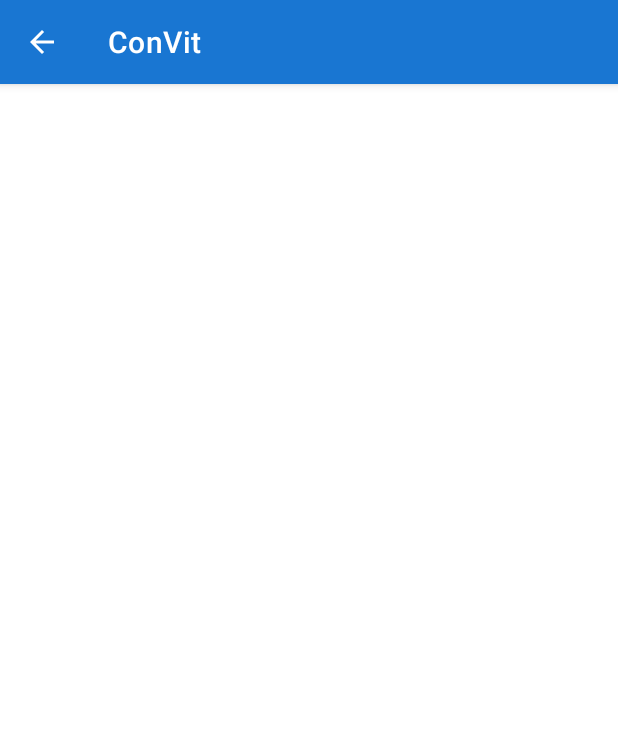
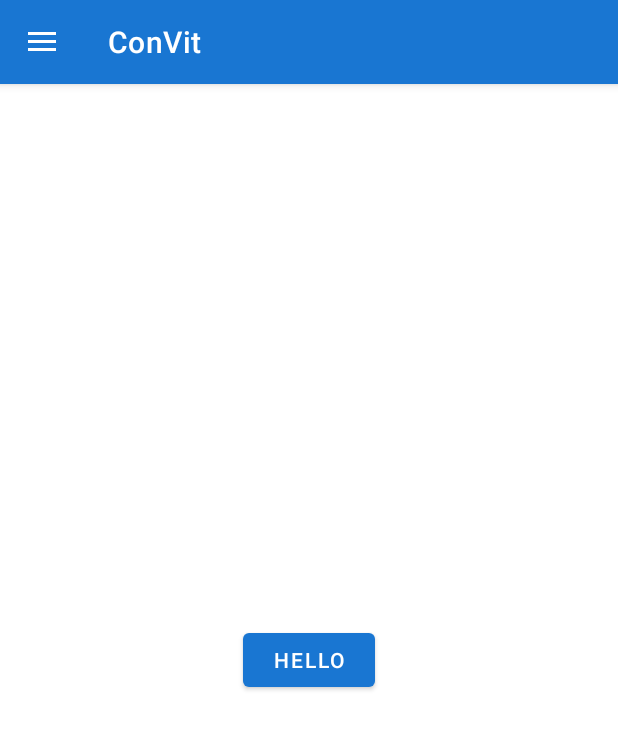
Before and after one commit to ribhu69/ConVit, an Android app: the screen it shows after launch (MainActivity), on a phone screen of 412 x 824 dp. Shown: the top 729 px of the screen. Run offline under Robolectric (Android 15) with nearby library versions, the phone set to English and light mode, and no system bars; 1 statement that could not run was skipped.

Commit message:
Added Buttons to Action Bar Added Functionality to HomeIcon and AboutUs button on ActionBar
Memory usage level is bit high currently.

```diff
--- a/app/src/main/java/com/example/android/convunit/MainActivity.kt
+++ b/app/src/main/java/com/example/android/convunit/MainActivity.kt
@@ -1,7 +1,10 @@
 package com.example.android.convunit
 
 import android.os.Bundle
+import android.view.Menu
 import android.view.MenuItem
+import android.view.View
+import android.widget.Button
 import android.widget.Toast
 import androidx.appcompat.app.ActionBarDrawerToggle
 import androidx.appcompat.app.AppCompatActivity
@@ -23,8 +26,8 @@
     private lateinit var pressureFragment: Pressure_Fragment
     private lateinit var areaFragment: Area_Fragment
     private lateinit var volumeFragment: Volume_Fragment
-
-
+    private lateinit var homeFragment: Home_Fragment
+    private lateinit var hello: Button
 
 
     override fun onCreate(savedInstanceState: Bundle?) {
@@ -37,20 +40,26 @@
 
         supportActionBar?.setDisplayHomeAsUpEnabled(true) //when our drawer opens the logo changes to left arrow
 
+        hello = findViewById(R.id.hello)
+        hello.setOnClickListener(View.OnClickListener {
+            Toast.makeText(applicationContext, "Length", Toast.LENGTH_SHORT).show()
+            lengthFragment = LengthFragment()
+            addFragmentToActivity(lengthFragment)
+        })
 
 
         nav_view.setNavigationItemSelectedListener {
             when (it.itemId) {
                 R.id.length -> //
                 {
-                    Toast.makeText(applicationContext, "Length", Toast.LENGTH_SHORT) .show()
-                    lengthFragment= LengthFragment()
+                    Toast.makeText(applicationContext, "Length", Toast.LENGTH_SHORT).show()
+                    lengthFragment = LengthFragment()
                     addFragmentToActivity(lengthFragment)
                 }
                 R.id.speed -> //
                 {
                     Toast.makeText(applicationContext, "Speed", Toast.LENGTH_SHORT).show()
-                    speedFragment= Speed_Fragment()
+                    speedFragment = Speed_Fragment()
                     addFragmentToActivity(speedFragment)
                 }
                 R.id.weight -> //
@@ -74,7 +83,7 @@
                 R.id.force -> //
                 {
                     Toast.makeText(applicationContext, "Force", Toast.LENGTH_SHORT).show()
-                    forceFragment= Force_Fragment()
+                    forceFragment = Force_Fragment()
                     addFragmentToActivity(forceFragment)
                 }
                 R.id.area ->//
@@ -99,21 +108,52 @@
         }
     }
 
-    private fun addFragmentToActivity(fragment: Fragment)
+    override fun onCreateOptionsMenu(menu: Menu?): Boolean {
+        menuInflater.inflate(R.menu.list_actionbar, menu)
+        return super.onCreateOptionsMenu(menu)
+    }
+
+    override fun onOptionsItemSelected(item: MenuItem): Boolean {
+        return when (item.itemId) {
+            R.id.homeIcon -> {
+                Toast.makeText(this, "Yo boii", Toast.LENGTH_SHORT).show()
+                mainFrame.visibility = View.INVISIBLE
+                homeLayout.visibility = View.VISIBLE
+
+                true
+            }
+            R.id.aboutUs -> {
+                homeLayout.visibility = View.INVISIBLE
+                mainFrame.visibility = View.VISIBLE
+                homeFragment = Home_Fragment()
+                addFragmentToActivity(homeFragment)
+                Toast.makeText(this, "About Us", Toast.LENGTH_SHORT).show()
+                true
+            }
+            else -> super.onOptionsItemSelected(item)
+        }
+
+    }
+
+
+    /*private fun addFragmentToActivity(fragment: Fragment)
     {
         supportFragmentManager
             .beginTransaction()
             .replace(R.id.main_fragment,fragment)
             .setTransition(FragmentTransaction.TRANSIT_FRAGMENT_OPEN)
             .commit()
+    }*/
+    fun addFragmentToActivity(fragment: Fragment) {
+        homeLayout.visibility = View.INVISIBLE
+        mainFrame.visibility = View.VISIBLE
+        supportFragmentManager
+            .beginTransaction()
+            .replace(R.id.mainFrame, fragment)
+            .setTransition(FragmentTransaction.TRANSIT_FRAGMENT_OPEN)
+            .commit()
     }
 
-    override fun onOptionsItemSelected(item: MenuItem): Boolean {
-        if (toggle.onOptionsItemSelected(item)) {
-            return true
-        }
-        return super.onOptionsItemSelected(item)
-    }
 
     override fun onBackPressed() {
 
@@ -126,4 +166,5 @@
         }
     }
 
+
 }
--- a/app/src/main/res/layout/activity_main.xml
+++ b/app/src/main/res/layout/activity_main.xml
@@ -12,13 +12,33 @@
         android:layout_width="match_parent"
         android:layout_height="wrap_content">
 
-        <fragment
-            android:id="@+id/main_fragment"
+        <androidx.constraintlayout.widget.ConstraintLayout
+            android:id="@+id/homeLayout"
             android:layout_width="match_parent"
-            android:name="com.example.android.convunit.Home_Fragment"
-            android:layout_height="match_parent"/>
+            android:layout_height="match_parent"
+            android:visibility="visible">
 
+            <com.google.android.material.button.MaterialButton
+                android:id="@+id/hello"
+                android:layout_width="wrap_content"
+                android:layout_height="wrap_content"
+                android:text="hello"
+                app:layout_constraintBottom_toBottomOf="parent"
+                app:layout_constraintEnd_toEndOf="parent"
+                app:layout_constraintStart_toStartOf="parent"
+                app:layout_constraintTop_toTopOf="parent" />
+        </androidx.constraintlayout.widget.ConstraintLayout>
+
+        <FrameLayout
+            android:id="@+id/mainFrame"
+            android:layout_width="match_parent"
+            android:layout_height="match_parent"
+            android:visibility="invisible"
+            tools:layout_editor_absoluteX="1dp">
+
+        </FrameLayout>
     </androidx.constraintlayout.widget.ConstraintLayout>
+
     <com.google.android.material.navigation.NavigationView
         android:id="@+id/nav_view"
         app:headerLayout="@layout/nav_header"
```
Also changed, not shown: app/src/main/res/drawable/ic_home1.xml (added, +9 -0 lines), app/src/main/res/layout/fragment_home_.xml (deleted, +0 -16 lines).
